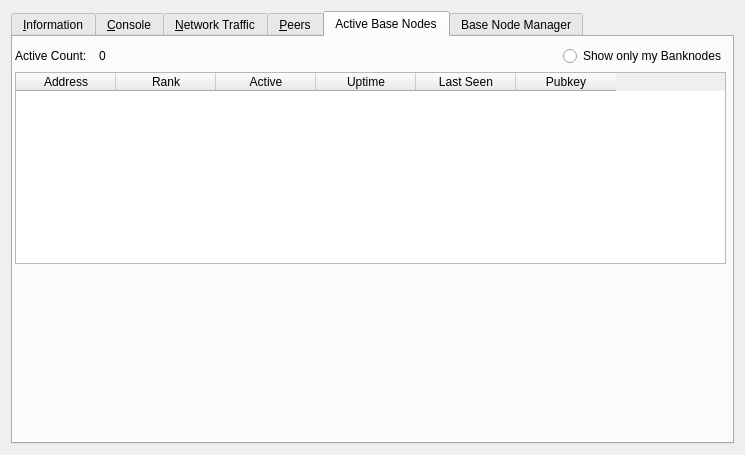
The window that src/qt/forms/rpcconsole.ui (thelonecrouton/bitcredit) describes before a commit, drawn with Qt 5.
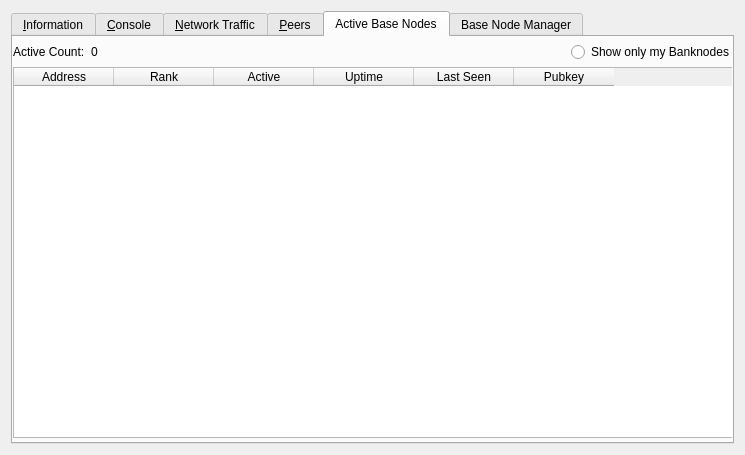
The same window after the commit. The open tabs and pages were chosen to show the change. Icons and pictures are not drawn. Custom widgets are drawn as their Qt base class.

```diff
--- a/src/qt/forms/rpcconsole.ui
+++ b/src/qt/forms/rpcconsole.ui
@@ -1088,22 +1088,17 @@
       <widget class="QWidget" name="verticalLayoutWidget_2">
        <property name="geometry">
         <rect>
-         <x>2</x>
-         <y>9</y>
-         <width>711</width>
-         <height>391</height>
+         <x>0</x>
+         <y>0</y>
+         <width>721</width>
+         <height>31</height>
         </rect>
        </property>
-       <layout class="QVBoxLayout" name="verticalLayout_7">
-        <item>
          <layout class="QHBoxLayout" name="horizontalLayout_6">
-          <property name="bottomMargin">
-           <number>0</number>
-          </property>
           <item>
            <widget class="QLabel" name="label_30">
             <property name="sizePolicy">
-             <sizepolicy hsizetype="Fixed" vsizetype="Preferred">
+           <sizepolicy hsizetype="Fixed" vsizetype="Fixed">
               <horstretch>0</horstretch>
               <verstretch>0</verstretch>
              </sizepolicy>
@@ -1111,7 +1106,7 @@
             <property name="maximumSize">
              <size>
               <width>120</width>
-              <height>16777215</height>
+            <height>20</height>
              </size>
             </property>
             <property name="text">
@@ -1121,10 +1116,16 @@
           </item>
           <item>
            <widget class="QLabel" name="countLabel">
+          <property name="sizePolicy">
+           <sizepolicy hsizetype="Fixed" vsizetype="Fixed">
+            <horstretch>0</horstretch>
+            <verstretch>0</verstretch>
+           </sizepolicy>
+          </property>
             <property name="maximumSize">
              <size>
               <width>120</width>
-              <height>16777215</height>
+            <height>20</height>
              </size>
             </property>
             <property name="text">
@@ -1137,12 +1138,9 @@
             <property name="orientation">
              <enum>Qt::Horizontal</enum>
             </property>
-            <property name="sizeType">
-             <enum>QSizePolicy::Fixed</enum>
-            </property>
             <property name="sizeHint" stdset="0">
              <size>
-              <width>380</width>
+            <width>40</width>
               <height>20</height>
              </size>
             </property>
@@ -1150,10 +1148,16 @@
           </item>
           <item>
            <widget class="QRadioButton" name="showMineOnly">
+          <property name="sizePolicy">
+           <sizepolicy hsizetype="Fixed" vsizetype="Fixed">
+            <horstretch>0</horstretch>
+            <verstretch>0</verstretch>
+           </sizepolicy>
+          </property>
             <property name="maximumSize">
              <size>
               <width>220</width>
-              <height>16777215</height>
+            <height>20</height>
              </size>
             </property>
             <property name="toolTip">
@@ -1165,9 +1169,16 @@
            </widget>
           </item>
          </layout>
-        </item>
-        <item>
+      </widget>
          <widget class="QTableWidget" name="tableWidget">
+       <property name="geometry">
+        <rect>
+         <x>0</x>
+         <y>30</y>
+         <width>721</width>
+         <height>371</height>
+        </rect>
+       </property>
           <property name="sizePolicy">
            <sizepolicy hsizetype="Preferred" vsizetype="Preferred">
             <horstretch>0</horstretch>
@@ -1232,22 +1243,6 @@
            </property>
           </column>
          </widget>
-        </item>
-        <item>
-         <spacer name="verticalSpacer_5">
-          <property name="orientation">
-           <enum>Qt::Vertical</enum>
-          </property>
-          <property name="sizeHint" stdset="0">
-           <size>
-            <width>20</width>
-            <height>40</height>
-           </size>
-          </property>
-         </spacer>
-        </item>
-       </layout>
-      </widget>
      </widget>
      <widget class="QWidget" name="tab_bnmngr">
       <attribute name="title">
```
Left out of the diff: 19 changed lines with no effect on the pictures. Lines whose indentation alone changed are shown as unchanged.
